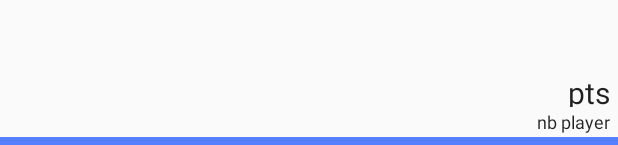
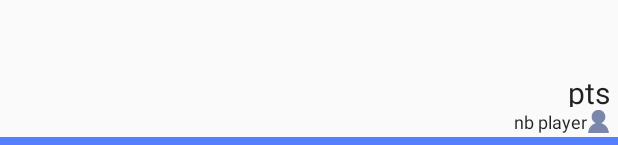
Before and after one commit to CaptureSI28/android, an Android app: the layout topteaminfo.xml on its own in the app's theme, with its tools: preview values and no code run, on a phone screen of 412 x 824 dp. Shown: the part 1088-1233 px from the top of the screen. Run offline under Robolectric (Android 15) with nearby library versions, the phone set to English and light mode, and no system bars.

Commit message:
Change launcher icon ; Add team icon in Top bar

```diff
--- a/app/src/main/java/com/example/josephrocca/multiviewapptest/view/TopInfo.java
+++ b/app/src/main/java/com/example/josephrocca/multiviewapptest/view/TopInfo.java
@@ -92,6 +92,7 @@ public class TopInfo {
 
             TextView teampt             = (TextView)child.findViewById(R.id.ptteam);
             TextView teamnb             = (TextView)child.findViewById(R.id.topteaminfo_nb);
+            ImageView teamicon            = (ImageView)child.findViewById(R.id.icon);
             LinearLayout colorlayout    = (LinearLayout)child.findViewById(R.id.colorlayteam);
 
             teampt.setText(Integer.toString(t.getNbpts()));
@@ -100,6 +101,7 @@ public class TopInfo {
             colorlayout.setBackgroundColor(MyColor.getTeamColorById(t.getIdx(), false));
 
             teamnb.setTextColor(MyColor.getTeamColorById(t.getIdx(), true));
+            teamicon.setColorFilter(MyColor.getTeamColorById(t.getIdx(), false));
 
             row.addView(child);
 
--- a/app/src/main/res/layout/topteaminfo.xml
+++ b/app/src/main/res/layout/topteaminfo.xml
@@ -27,7 +27,7 @@
     </LinearLayout>
 
     <LinearLayout
-        android:orientation="vertical"
+        android:orientation="horizontal"
         android:layout_width="match_parent"
         android:layout_height="20dp"
         android:gravity="center_vertical|right"
@@ -41,6 +41,13 @@
             android:text="nb player"
             android:id="@+id/topteaminfo_nb"
             android:textSize="12sp"/>
+
+        <ImageView
+            android:layout_width="15dp"
+            android:layout_height="15dp"
+            android:id="@+id/icon"
+            android:src="@drawable/icnbplayer"
+            android:tint="@color/neutre"/>
     </LinearLayout>
 
     <LinearLayout
```
Also changed, not shown: app/src/main/res/mipmap-hdpi/ic_launcher.png, app/src/main/res/mipmap-mdpi/ic_launcher.png, app/src/main/res/mipmap-xhdpi/ic_launcher.png, app/src/main/res/mipmap-xxhdpi/ic_launcher.png.
